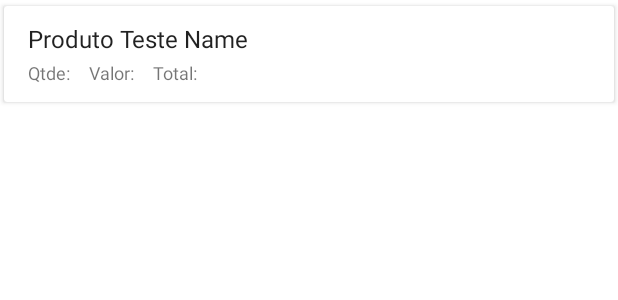
After one commit to 4-dev/OrderFoodMobile, an Android app: the layout fullscreen_itens_row.xml on its own in the app's theme, with its tools: preview values and no code run, on a phone screen of 412 x 824 dp. The commit adds this screen. Shown: the top 300 px of the screen. Run offline under Robolectric (Android 15) with nearby library versions, the phone set to English and light mode, and no system bars.

Commit message:
RUAN ALVES

```diff
--- /dev/null
+++ b/app/src/main/res/layout/activity_detail.xml
@@ -0,0 +1,4 @@
+<FrameLayout xmlns:android="http://schemas.android.com/apk/res/android"
+    android:id="@+id/fragment"
+    android:layout_width="match_parent"
+    android:layout_height="match_parent" />
--- /dev/null
+++ b/app/src/main/res/layout/fullscreen_itens_row.xml
@@ -0,0 +1,85 @@
+<?xml version="1.0" encoding="utf-8"?>
+
+<android.support.v7.widget.CardView xmlns:android="http://schemas.android.com/apk/res/android"
+    xmlns:app="http://schemas.android.com/apk/res-auto"
+    android:layout_width="match_parent"
+    android:layout_height="wrap_content"
+    android:clickable="true"
+    android:foreground="?android:attr/selectableItemBackground"
+    app:cardUseCompatPadding="true">
+
+    <LinearLayout
+        android:layout_width="match_parent"
+        android:layout_height="?attr/listPreferredItemHeight"
+        android:gravity="center_vertical"
+        android:orientation="vertical"
+        android:paddingBottom="@dimen/activity_margin_half"
+        android:paddingLeft="@dimen/activity_horizontal_margin"
+        android:paddingRight="@dimen/activity_horizontal_margin"
+        android:paddingTop="@dimen/activity_margin_half">
+
+        <TextView
+            android:id="@+id/produto_nome"
+            android:layout_width="wrap_content"
+            android:layout_height="wrap_content"
+            android:maxLines="1"
+            android:text="Produto Teste Name"
+            android:textColor="@color/primary_text_default_material_light"
+            android:textSize="@dimen/abc_text_size_subhead_material" />
+
+        <LinearLayout
+            android:layout_width="wrap_content"
+            android:layout_height="wrap_content"
+            android:paddingTop="3dp">
+
+            <LinearLayout
+                android:layout_width="wrap_content"
+                android:layout_height="wrap_content">
+
+                <TextView
+                    android:id="@+id/item_quantidade"
+                    android:layout_width="match_parent"
+                    android:layout_height="wrap_content"
+                    android:text="Qtde: "
+                    android:textColor="@color/secondary_text_default_material_light"
+                    android:textSize="@dimen/abc_text_size_caption_material" />
+
+            </LinearLayout>
+
+            <LinearLayout
+                android:layout_width="wrap_content"
+                android:layout_height="wrap_content"
+                android:layout_marginLeft="@dimen/dp_10">
+
+                <TextView
+                    android:id="@+id/item_valor"
+                    android:layout_width="match_parent"
+                    android:layout_height="wrap_content"
+                    android:layout_alignLeft="@+id/listitem_estoque_detalhe"
+                    android:text="Valor: "
+                    android:textColor="@color/secondary_text_default_material_light"
+                    android:textSize="@dimen/abc_text_size_caption_material" />
+
+            </LinearLayout>
+
+            <LinearLayout
+                android:layout_width="wrap_content"
+                android:layout_height="wrap_content"
+                android:layout_marginLeft="@dimen/dp_10">
+
+                <TextView
+                    android:id="@+id/item_valortotal"
+                    android:layout_width="match_parent"
+                    android:layout_height="wrap_content"
+                    android:layout_alignLeft="@+id/listitem_estoque_detalhe"
+                    android:text="Total: "
+                    android:textColor="@color/secondary_text_default_material_light"
+                    android:textSize="@dimen/abc_text_size_caption_material" />
+
+            </LinearLayout>
+
+        </LinearLayout>
+
+    </LinearLayout>
+
+</android.support.v7.widget.CardView>
--- /dev/null
+++ b/app/src/main/res/menu/fullscreen_default_dialog.xml
@@ -0,0 +1,5 @@
+<?xml version="1.0" encoding="utf-8"?>
+<menu xmlns:android="http://schemas.android.com/apk/res/android"
+    xmlns:app="http://schemas.android.com/apk/res-auto">
+
+</menu>
--- a/app/src/main/res/values/colors.xml
+++ b/app/src/main/res/values/colors.xml
@@ -9,6 +9,10 @@
     <color name="buttonDialog">#009385</color>
     <color name="white">#FFF</color>
     <color name="pedidoAdicionado">#1FC65C</color>
+
+    <!-- COLOR CONTEXT MENU -->
+    <color name="colorDivider">#ccc</color>
+    <color name="colorContextMenu">#616161</color>
 
     <!-- COLOR DIALOG -->
     <color name="primary">#484848</color>
--- a/app/src/main/res/values/dimens.xml
+++ b/app/src/main/res/values/dimens.xml
@@ -1,7 +1,16 @@
 <resources>
+
+    <!-- Default screen margins, per the Android Design guidelines. -->
+    <dimen name="activity_horizontal_margin">16dp</dimen>
+    <dimen name="activity_vertical_margin">16dp</dimen>
+
+    <!-- DIMENS PAGER VIEW INCIAL -->
+    <dimen name="activity_margin_half">8dp</dimen>
 
     <dimen name="espacio_norma_1">16dp</dimen>
     <dimen name="espacio_norma_2">8dp</dimen>
+    <dimen name="dp_10">10dp</dimen>
+    <dimen name="dp_08">8dp</dimen>
 
     <dimen name="padding_izquierdo_cabecera">16dp</dimen>
 
```
Also changed, not shown: app/src/main/java/br/com/orderFood/activity/DetailFullScreenActivity.java (added, +37 -0 lines), app/src/main/java/br/com/orderFood/adapter/ContextMenuAdapter.java (added, +101 -0 lines), app/src/main/java/br/com/orderFood/adapter/ListItensAdapter.java (added, +76 -0 lines), app/src/main/java/br/com/orderFood/dialog/FullScreen_ProdutosDialog.java (added, +114 -0 lines), app/src/main/java/br/com/orderFood/fragment/PedidosFragment.java (+47 -0 lines), app/src/main/java/br/com/orderFood/model/model/ContextMenuItem.java (added, +31 -0 lines), app/src/main/java/br/com/orderFood/model/model/ItensModel.java (added, +55 -0 lines), app/src/main/res/drawable-hdpi/ic_reorder_cinza_24dp.xml (added, +9 -0 lines), app/src/main/res/drawable/context_menu_bottom_background.xml (added, +7 -0 lines), app/src/main/res/drawable/context_menu_middle_background.xml (added, +7 -0 lines), app/src/main/res/drawable/context_menu_top_background.xml (added, +7 -0 lines), app/src/main/res/drawable/ic_delete_cinza_24dp.xml (added, +9 -0 lines), app/src/main/res/drawable/ic_edit_cinzax_24dp.xml (added, +9 -0 lines), app/src/main/res/layout/context_menu.xml (added, +49 -0 lines), 1 more files.
